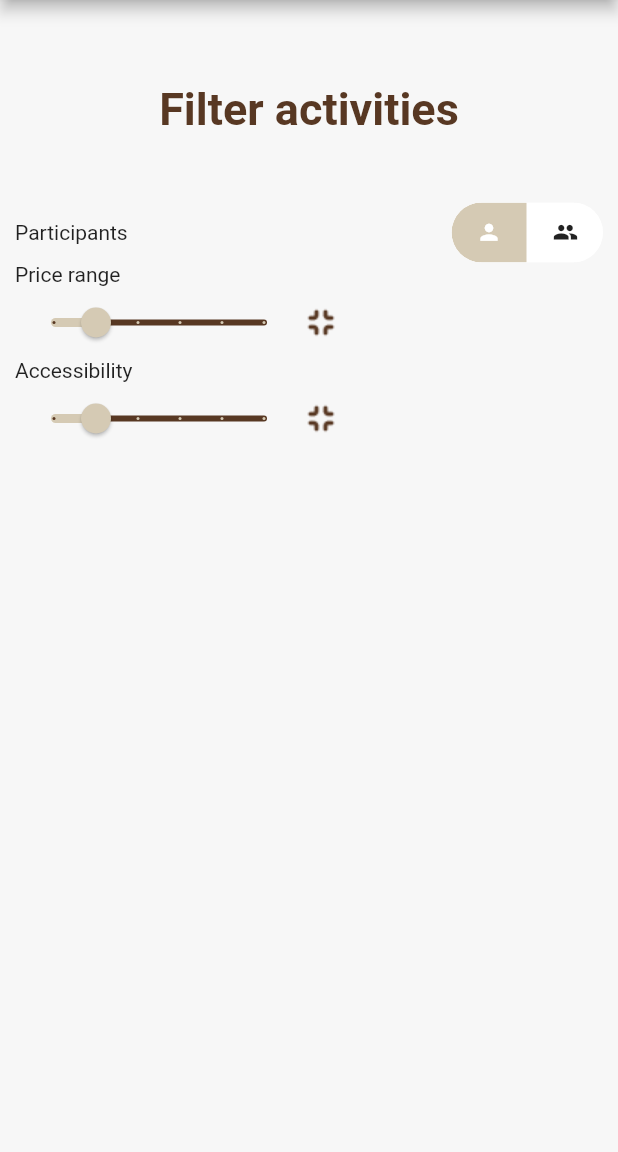
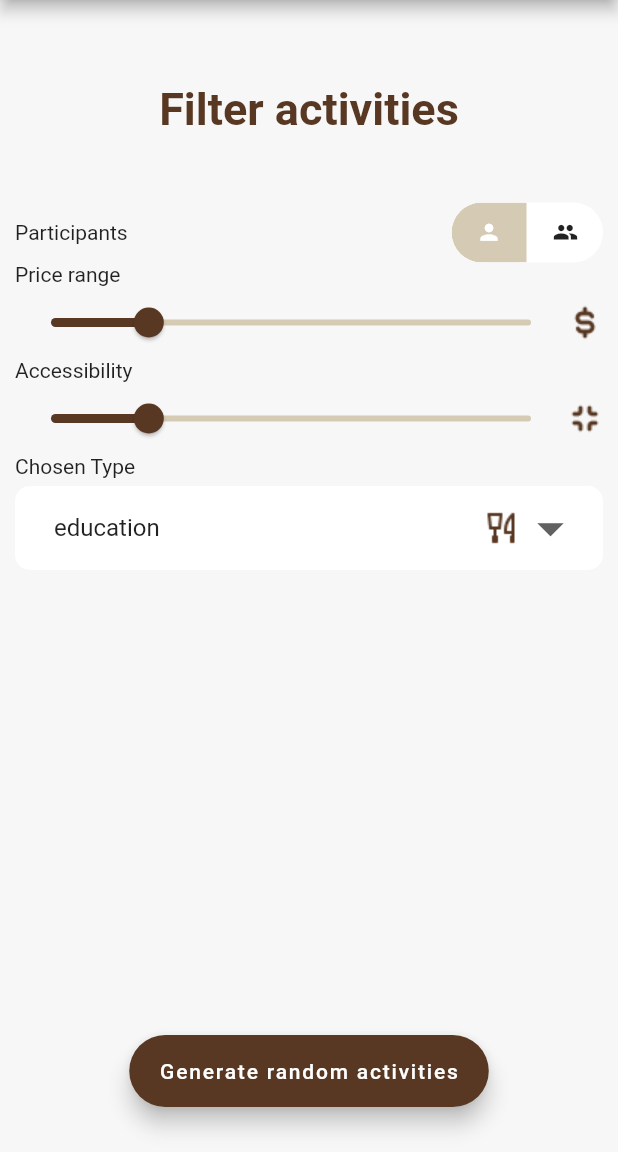
Before and after one commit to JeanDeboutGat/Boring-mobile-app, a Flutter app: the screen it shows after launch, on a phone screen of 412 x 824 dp, the part 84-1236 px from its top. Run offline on Flutter 3.47's test engine with Material 2 defaults, Android fonts, the light colour scheme and no system bars; drawn by our look-alikes of toggle_switch.

Commit message:
feat(filter): add selection filter and enhance some codes.

```diff
--- a/lib/SwipableCategory.dart
+++ b/lib/SwipableCategory.dart
@@ -1,4 +1,3 @@
-import 'package:flutter/cupertino.dart';
 import 'package:flutter/material.dart';
 
 class SwipableCategory extends StatelessWidget {
--- a/lib/filterWidget.dart
+++ b/lib/filterWidget.dart
@@ -1,12 +1,34 @@
-import 'package:flutter/cupertino.dart';
 import 'package:flutter/material.dart';
 import 'package:toggle_switch/toggle_switch.dart';
 
 import 'CustomAppBar.dart';
 import 'constants.dart';
 
+class ActivityType {
+  String type;
+  String image;
+
+  ActivityType(this.type, this.image);
+
+  @override
+  bool operator ==(Object other) =>
+      other is ActivityType && (other.type == type && other.image == image);
+
+  @override
+  int get hashCode => type.hashCode;
+}
+
 class FilterWidget extends StatefulWidget {
-  const FilterWidget({super.key});
+  FilterWidget({super.key});
+
+  final List<ActivityType> typesList = <ActivityType>[
+    ActivityType("education", "assets/cost-highlighted.png"),
+    ActivityType("recreational", "assets/cost-highlighted.png"),
+    ActivityType("charity", "assets/cost-highlighted.png"),
+    ActivityType("relaxation", "assets/cost-highlighted.png"),
+    ActivityType("music", "assets/cost-highlighted.png"),
+    ActivityType("busywork", "assets/cost-highlighted.png"),
+  ];
 
   @override
   State<StatefulWidget> createState() {
@@ -15,15 +37,23 @@ class FilterWidget extends StatefulWidget {
 }
 
 class _FilterWidgetState extends State<FilterWidget> {
-  double _currentSliderValue = 20;
+  double _currentPriceSliderValue = 20;
+  double _currentAccessibilitySliderValue = 20;
+  late ActivityType selectedTypeValue;
+
+  @override
+  void initState() {
+    super.initState();
+    selectedTypeValue = widget.typesList.first;
+  }
 
   @override
   Widget build(BuildContext context) {
     return Scaffold(
-      appBar: CustomAppBar(true, false, preferredSize: Size(56, 56)),
+      appBar: const CustomAppBar(true, false, preferredSize: Size(56, 56)),
       backgroundColor: const Color(COLORS.accent),
       body: Padding(
-        padding: const EdgeInsets.all(10),
+        padding: const EdgeInsets.fromLTRB(10, 10, 10, 30),
         child: Column(
           children: [
             const Padding(
@@ -37,9 +67,9 @@ class _FilterWidgetState extends State<FilterWidget> {
             Row(
               mainAxisAlignment: MainAxisAlignment.spaceBetween,
               children: [
-                Text("Participants"),
+                const Text("Participants"),
                 ToggleSwitch(
-                  customWidths: [50.0, 50.0],
+                  customWidths: const [50.0, 50.0],
                   cornerRadius: 20.0,
                   activeBgColors: const [
                     [Color(COLORS.secondary)],
@@ -48,7 +78,7 @@ class _FilterWidgetState extends State<FilterWidget> {
                   activeFgColor: Colors.white,
                   inactiveBgColor: Colors.white,
                   totalSwitches: 2,
-                  icons: [Icons.person, Icons.group],
+                  icons: const [Icons.person, Icons.group],
                   onToggle: (index) {
                     print('switched to: $index');
                   },
@@ -58,25 +88,26 @@ class _FilterWidgetState extends State<FilterWidget> {
             Column(
               crossAxisAlignment: CrossAxisAlignment.start,
               children: [
-                Text("Price range"),
+                const Text("Price range"),
                 Row(
                   children: [
-                    Slider(
-                      value: _currentSliderValue,
+                    Expanded(
+                      child: Slider(
+                        value: _currentPriceSliderValue,
                         max: 100,
-                      divisions: 5,
-                      activeColor: Color(COLORS.secondary),
-                      inactiveColor: Color(COLORS.primary),
-                      label: _currentSliderValue.round().toString(),
+                        divisions: 100,
+                        activeColor: const Color(COLORS.primary),
+                        inactiveColor: const Color(COLORS.secondary),
+                        label: _currentPriceSliderValue.round().toString(),
                         onChanged: (double value) {
                           setState(() {
-                          _currentSliderValue = value;
+                            _currentPriceSliderValue = value;
                           });
                         },
                       ),
-                    Image(
-                        image: AssetImage(
-                            "assets/accessibility-highlighted.png")),
+                    ),
+                    const Image(
+                        image: AssetImage("assets/cost-highlighted.png")),
                   ],
                 )
               ],
@@ -84,30 +115,96 @@ class _FilterWidgetState extends State<FilterWidget> {
             Column(
               crossAxisAlignment: CrossAxisAlignment.start,
               children: [
-                Text("Accessibility"),
+                const Text("Accessibility"),
                 Row(
                   children: [
-                    Slider(
-                      value: _currentSliderValue,
+                    Expanded(
+                      child: Slider(
+                        value: _currentAccessibilitySliderValue,
                         max: 100,
-                      divisions: 5,
-                      activeColor: Color(COLORS.secondary),
-                      inactiveColor: Color(COLORS.primary),
-                      label: _currentSliderValue.round().toString(),
+                        divisions: 100,
+                        activeColor: const Color(COLORS.primary),
+                        inactiveColor: const Color(COLORS.secondary),
+                        label:
+                            _currentAccessibilitySliderValue.round().toString(),
                         onChanged: (double value) {
                           setState(() {
-                          _currentSliderValue = value;
+                            _currentAccessibilitySliderValue = value;
                           });
                         },
                       ),
-                    Image(
-                        image: AssetImage(
-                            "assets/accessibility-highlighted.png")),
+                    ),
+                    const Image(
+                        image:
+                            AssetImage("assets/accessibility-highlighted.png")),
                   ],
                 ),
-
               ],
-            )
+            ),
+            Column(
+              crossAxisAlignment: CrossAxisAlignment.start,
+              children: [
+                const Text("Chosen Type"),
+                Container(
+                  margin: const EdgeInsets.fromLTRB(0, 5, 0, 0),
+                  padding:
+                      const EdgeInsets.symmetric(horizontal: 10, vertical: 4),
+                  decoration: BoxDecoration(
+                      color: Colors.white,
+                      borderRadius: BorderRadius.circular(10)),
+                  child: ButtonTheme(
+                    alignedDropdown: true,
+                    shape: const RoundedRectangleBorder(
+                      borderRadius: BorderRadius.all(Radius.circular(10)),
+                    ),
+                    focusColor: const Color(COLORS.secondary),
+                    child: DropdownButton<ActivityType>(
+                      isExpanded: true,
+                      value: selectedTypeValue,
+                      icon: const Icon(Icons.arrow_drop_down_outlined),
+                      iconSize: 42,
+                      elevation: 16,
+                      underline: const SizedBox(),
+                      onChanged: (dynamic? newValue) {
+                        setState(() {
+                          print("chosen type: $newValue");
+                          selectedTypeValue = newValue!;
+                        });
+                      },
+                      items: widget.typesList
+                          .map<DropdownMenuItem<ActivityType>>(
+                              (ActivityType value) {
+                        return DropdownMenuItem<ActivityType>(
+                          value: value,
+                          child: Row(
+                            mainAxisAlignment: MainAxisAlignment.spaceBetween,
+                            children: [
+                              Text(value.type),
+                              const Image(image: AssetImage("assets/cook.png")),
+                            ],
+                          ),
+                        );
+                      }).toList(),
+                    ),
+                  ),
+                ),
+              ],
+            ),
+            Expanded(
+              child: Row(
+                mainAxisAlignment: MainAxisAlignment.center,
+                crossAxisAlignment: CrossAxisAlignment.end,
+                children: [
+                  FloatingActionButton.extended(
+                    onPressed: () {
+                      // Add your onPressed code here!
+                    },
+                    label: const Text('Generate random activities'),
+                    backgroundColor: const Color(COLORS.primary),
+                  ),
+                ],
+              ),
+            ),
           ],
         ),
       ),
```
Lines whose indentation alone changed are shown as unchanged.
